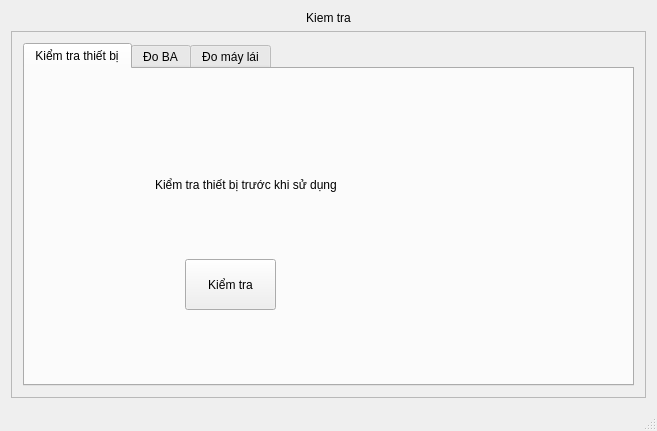
The window that mainwindow.ui (kimphg/RapsPiA45) describes before a commit, drawn with Qt 5.
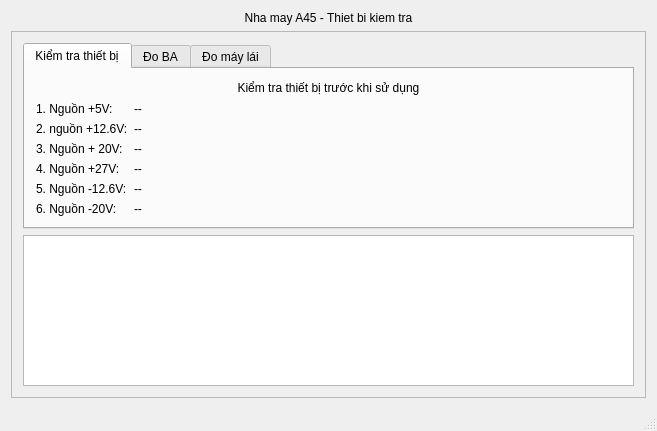
The same window after the commit. The open tabs and pages were chosen to show the change.

```diff
--- a/mainwindow.ui
+++ b/mainwindow.ui
@@ -15,22 +15,6 @@
   </property>
   <widget class="QWidget" name="centralWidget">
    <layout class="QGridLayout" name="gridLayout">
-    <item row="0" column="0">
-     <widget class="QLabel" name="label">
-      <property name="sizePolicy">
-       <sizepolicy hsizetype="Minimum" vsizetype="Fixed">
-        <horstretch>0</horstretch>
-        <verstretch>0</verstretch>
-       </sizepolicy>
-      </property>
-      <property name="text">
-       <string>Kiem tra</string>
-      </property>
-      <property name="alignment">
-       <set>Qt::AlignCenter</set>
-      </property>
-     </widget>
-    </item>
     <item row="1" column="0">
      <widget class="QFrame" name="frame">
       <property name="frameShape">
@@ -49,32 +33,106 @@
           <attribute name="title">
            <string>Kiểm tra thiết bị</string>
           </attribute>
-          <widget class="QPushButton" name="pushButton">
-           <property name="geometry">
-            <rect>
-             <x>160</x>
-             <y>190</y>
-             <width>91</width>
-             <height>51</height>
-            </rect>
-           </property>
-           <property name="text">
-            <string>Kiểm tra</string>
-           </property>
-          </widget>
-          <widget class="QLabel" name="label_2">
-           <property name="geometry">
-            <rect>
-             <x>130</x>
-             <y>100</y>
-             <width>181</width>
-             <height>31</height>
-            </rect>
-           </property>
-           <property name="text">
-            <string>Kiểm tra thiết bị trước khi sử dụng</string>
-           </property>
-          </widget>
+          <layout class="QGridLayout" name="gridLayout_4">
+           <item row="0" column="0">
+            <widget class="QLabel" name="label_2">
+             <property name="text">
+              <string>Kiểm tra thiết bị trước khi sử dụng</string>
+             </property>
+             <property name="alignment">
+              <set>Qt::AlignCenter</set>
+             </property>
+            </widget>
+           </item>
+           <item row="1" column="0">
+            <layout class="QFormLayout" name="formLayout">
+             <item row="0" column="0">
+              <widget class="QLabel" name="label_6">
+               <property name="text">
+                <string>1. Nguồn +5V:</string>
+               </property>
+              </widget>
+             </item>
+             <item row="1" column="0">
+              <widget class="QLabel" name="label_7">
+               <property name="text">
+                <string>2. nguồn +12.6V:</string>
+               </property>
+              </widget>
+             </item>
+             <item row="2" column="0">
+              <widget class="QLabel" name="label_8">
+               <property name="text">
+                <string>3. Nguồn + 20V:</string>
+               </property>
+              </widget>
+             </item>
+             <item row="3" column="0">
+              <widget class="QLabel" name="label_9">
+               <property name="text">
+                <string>4. Nguồn +27V:</string>
+               </property>
+              </widget>
+             </item>
+             <item row="4" column="0">
+              <widget class="QLabel" name="label_10">
+               <property name="text">
+                <string>5. Nguồn -12.6V:</string>
+               </property>
+              </widget>
+             </item>
+             <item row="5" column="0">
+              <widget class="QLabel" name="label_11">
+               <property name="text">
+                <string>6. Nguồn -20V:</string>
+               </property>
+              </widget>
+             </item>
+             <item row="0" column="1">
+              <widget class="QLabel" name="label_12">
+               <property name="text">
+                <string>--</string>
+               </property>
+              </widget>
+             </item>
+             <item row="1" column="1">
+              <widget class="QLabel" name="label_13">
+               <property name="text">
+                <string>--</string>
+               </property>
+              </widget>
+             </item>
+             <item row="2" column="1">
+              <widget class="QLabel" name="label_14">
+               <property name="text">
+                <string>--</string>
+               </property>
+              </widget>
+             </item>
+             <item row="3" column="1">
+              <widget class="QLabel" name="label_15">
+               <property name="text">
+                <string>--</string>
+               </property>
+              </widget>
+             </item>
+             <item row="4" column="1">
+              <widget class="QLabel" name="label_16">
+               <property name="text">
+                <string>--</string>
+               </property>
+              </widget>
+             </item>
+             <item row="5" column="1">
+              <widget class="QLabel" name="label_17">
+               <property name="text">
+                <string>--</string>
+               </property>
+              </widget>
+             </item>
+            </layout>
+           </item>
+          </layout>
          </widget>
          <widget class="QWidget" name="tab_2">
           <attribute name="title">
@@ -111,9 +169,28 @@
          </widget>
         </widget>
        </item>
+       <item row="1" column="0">
+        <widget class="QTextBrowser" name="textBrowser"/>
+       </item>
       </layout>
      </widget>
     </item>
+    <item row="0" column="0">
+     <widget class="QLabel" name="label">
+      <property name="sizePolicy">
+       <sizepolicy hsizetype="Minimum" vsizetype="Fixed">
+        <horstretch>0</horstretch>
+        <verstretch>0</verstretch>
+       </sizepolicy>
+      </property>
+      <property name="text">
+       <string>Nha may A45 - Thiet bi kiem tra</string>
+      </property>
+      <property name="alignment">
+       <set>Qt::AlignCenter</set>
+      </property>
+     </widget>
+    </item>
    </layout>
   </widget>
   <widget class="QStatusBar" name="statusBar"/>
```
Left out of the diff: 2 changed lines with no effect on the pictures.
